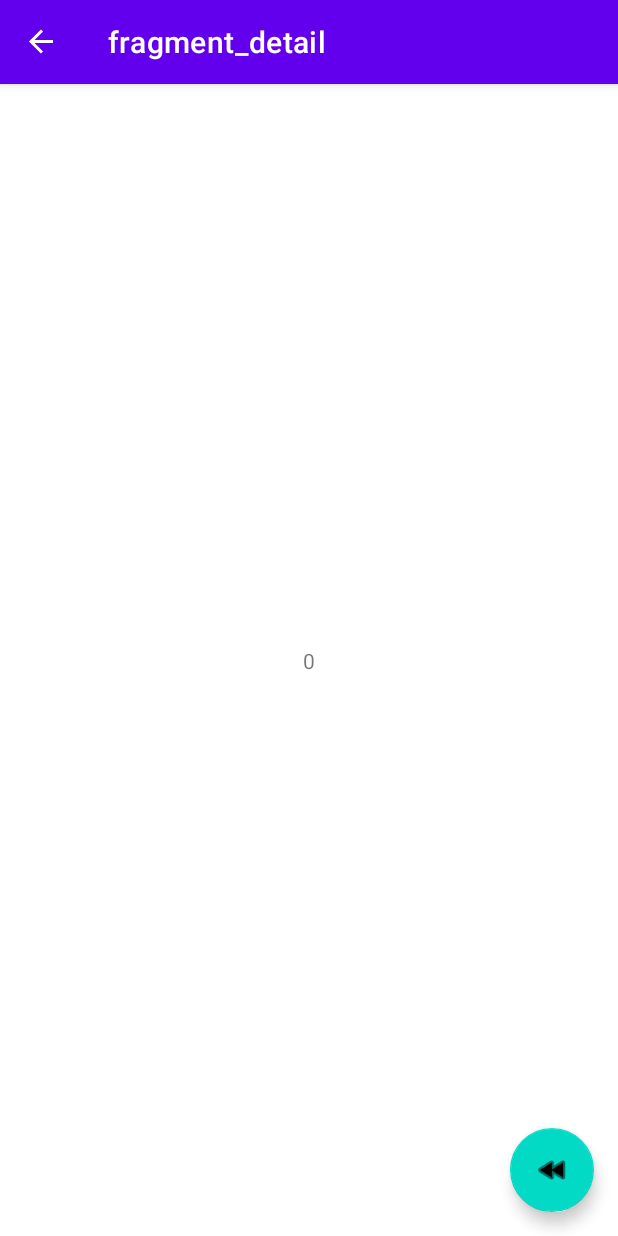
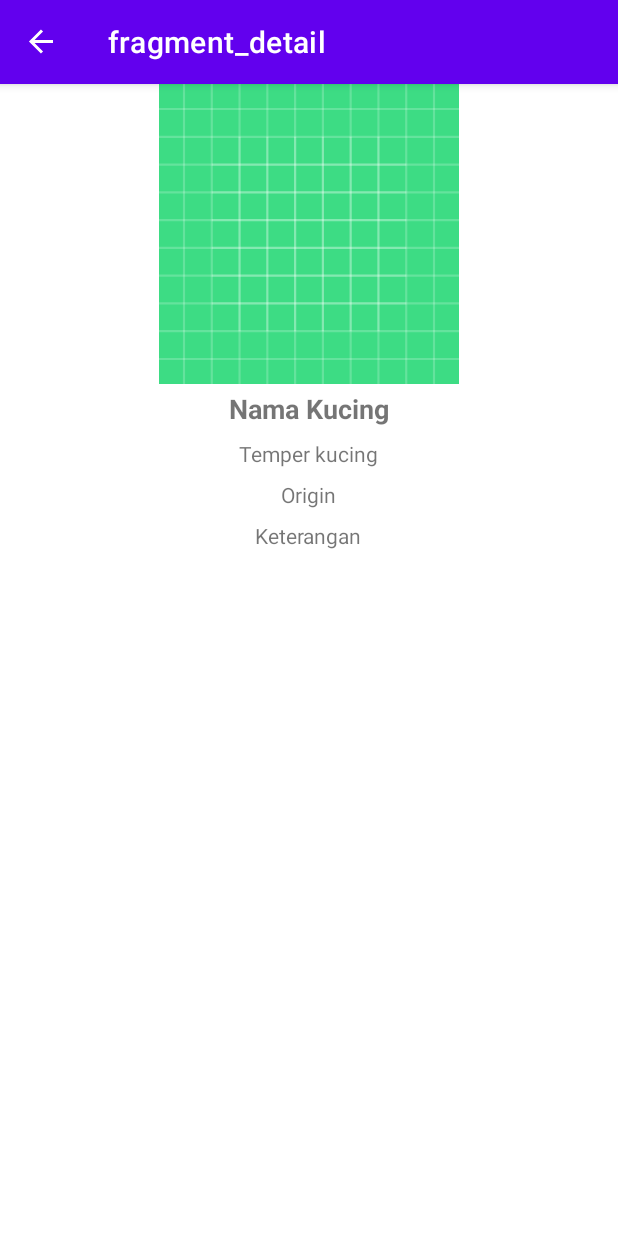
Before and after one commit to maklumi/Cats, an Android app: the DetailFragment screen opened through its navigation route, on a phone screen of 412 x 824 dp. Run offline under Robolectric (Android 15) with nearby library versions, the phone set to English and light mode, and no system bars; our stand-ins replace navigation-ui.

Commit message:
Layouts for ListFragment, DetailFragment and a single row item for recyclerView.

```diff
--- a/app/src/main/java/com/maklumi/cats/view/DetailFragment.kt
+++ b/app/src/main/java/com/maklumi/cats/view/DetailFragment.kt
@@ -24,15 +24,4 @@ class DetailFragment : Fragment() {
         return inflater.inflate(R.layout.fragment_detail, container, false)
     }
 
-    override fun onViewCreated(view: View, savedInstanceState: Bundle?) {
-        super.onViewCreated(view, savedInstanceState)
-
-        val tv = view.findViewById<TextView>(R.id.textView)
-        tv.text = args.catUuid.toString()
-
-        val fab = view.findViewById<FloatingActionButton>(R.id.fabFragDetail)
-        fab.setOnClickListener {
-            view.findNavController().navigate(R.id.action_detailFragment_to_listFragment)
-        }
-    }
 }
--- a/app/src/main/java/com/maklumi/cats/view/ListFragment.kt
+++ b/app/src/main/java/com/maklumi/cats/view/ListFragment.kt
@@ -19,13 +19,4 @@ class ListFragment : Fragment() {
         return inflater.inflate(R.layout.fragment_list, container, false)
     }
 
-    override fun onViewCreated(view: View, savedInstanceState: Bundle?) {
-        super.onViewCreated(view, savedInstanceState)
-
-        val fab = view.findViewById<FloatingActionButton>(R.id.fabFragList)
-        fab.setOnClickListener {
-            val aksi = ListFragmentDirections.actionListFragmentToDetailFragment(5)
-            view.findNavController().navigate(aksi)
-        }
-    }
 }
--- a/app/src/main/res/layout/fragment_detail.xml
+++ b/app/src/main/res/layout/fragment_detail.xml
@@ -1,31 +1,68 @@
 <?xml version="1.0" encoding="utf-8"?>
-<androidx.constraintlayout.widget.ConstraintLayout xmlns:android="http://schemas.android.com/apk/res/android"
+<RelativeLayout xmlns:android="http://schemas.android.com/apk/res/android"
     xmlns:app="http://schemas.android.com/apk/res-auto"
     xmlns:tools="http://schemas.android.com/tools"
     android:layout_width="match_parent"
     android:layout_height="match_parent"
     tools:context=".view.DetailFragment">
 
-    <!-- TODO: Update blank fragment layout -->
+    <ImageView
+        android:id="@+id/ivCatFragDetail"
+        android:layout_width="match_parent"
+        android:layout_height="wrap_content"
+        android:layout_alignParentTop="true"
+        android:minHeight="200dp"
+        android:scaleType="fitCenter"
+        android:src="@drawable/ic_launcher_background" />
+
     <TextView
-        android:id="@+id/textView"
+        android:id="@+id/tvNameFragDetail"
+        style="@style/Tajuk"
         android:layout_width="wrap_content"
         android:layout_height="wrap_content"
-        android:text="Detail Fragment"
-        app:layout_constraintBottom_toBottomOf="parent"
-        app:layout_constraintEnd_toEndOf="parent"
-        app:layout_constraintStart_toStartOf="parent"
-        app:layout_constraintTop_toTopOf="parent" />
+        android:layout_below="@id/ivCatFragDetail"
+        android:layout_centerHorizontal="true"
+        android:layout_margin="4dp"
+        android:text="Nama Kucing" />
 
-    <com.google.android.material.floatingactionbutton.FloatingActionButton
-        android:id="@+id/fabFragDetail"
+    <TextView
+        android:id="@+id/tvTemperFragDetail"
+        style="@style/Teks"
         android:layout_width="wrap_content"
         android:layout_height="wrap_content"
-        android:layout_marginEnd="16dp"
-        android:layout_marginBottom="16dp"
-        android:clickable="true"
-        android:src="@android:drawable/ic_media_rew"
-        app:layout_constraintBottom_toBottomOf="parent"
-        app:layout_constraintEnd_toEndOf="parent" />
+        android:layout_below="@id/tvNameFragDetail"
+        android:layout_centerHorizontal="true"
+        android:layout_margin="4dp"
+        android:text="Temper kucing" />
 
-</androidx.constraintlayout.widget.ConstraintLayout>
+    <TextView
+        android:id="@+id/tvOriginFragDetail"
+        style="@style/Teks"
+        android:layout_width="wrap_content"
+        android:layout_height="wrap_content"
+        android:layout_below="@id/tvTemperFragDetail"
+        android:layout_centerHorizontal="true"
+        android:layout_margin="4dp"
+        android:text="Origin" />
+
+    <TextView
+        android:id="@+id/tvDescriptionFragDetail"
+        style="@style/Teks"
+        android:layout_width="wrap_content"
+        android:layout_height="wrap_content"
+        android:layout_below="@id/tvOriginFragDetail"
+        android:layout_centerHorizontal="true"
+        android:layout_margin="4dp"
+        android:text="Keterangan" />
+
+    <TextView
+        android:id="@+id/tvLifeSpanFragDetail"
+        style="@style/Teks"
+        android:layout_width="wrap_content"
+        android:layout_height="wrap_content"
+        android:layout_below="@id/tvDescriptionFragDetail"
+        android:layout_centerHorizontal="true"
+        android:layout_margin="4dp"
+        android:text="" />
+
+</RelativeLayout>
--- a/app/src/main/res/values/themes.xml
+++ b/app/src/main/res/values/themes.xml
@@ -13,4 +13,12 @@
         <item name="android:statusBarColor" tools:targetApi="l">?attr/colorPrimaryVariant</item>
         <!-- Customize your theme here. -->
     </style>
+
+    <style name="Tajuk">
+        <item name="android:textSize">18sp</item>
+        <item name="android:textStyle">bold</item>
+    </style>
+    <style name="Teks">
+        <item name="android:textSize">14sp</item>
+    </style>
 </resources>
```
Also changed, not shown: app/src/main/res/layout/fragment_list.xml (+28 -13 lines), app/src/main/res/layout/item_cat.xml (added, +39 -0 lines).
